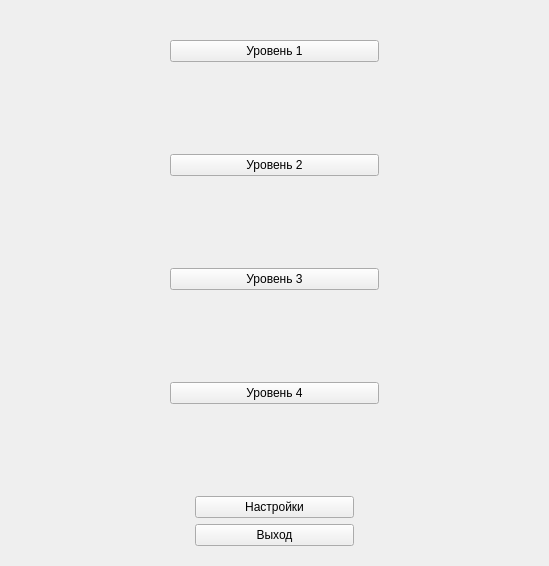
The window that graphics/dialoglevel.ui (Dlexeyn/qt-game) describes before a commit, drawn with Qt 5.
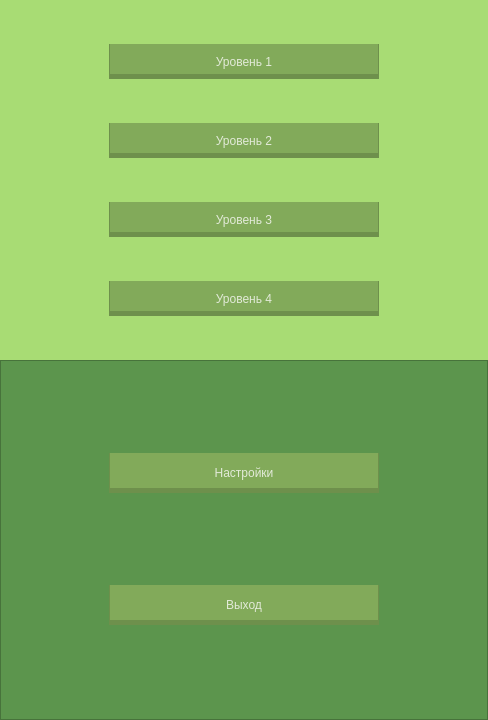
The same window after the commit. Icons and pictures are not drawn.

The edit to the form file:
```diff
--- a/graphics/dialoglevel.ui
+++ b/graphics/dialoglevel.ui
@@ -6,8 +6,8 @@
    <rect>
     <x>0</x>
     <y>0</y>
-    <width>549</width>
-    <height>566</height>
+    <width>488</width>
+    <height>720</height>
    </rect>
   </property>
   <property name="sizePolicy">
@@ -16,10 +16,37 @@
     <verstretch>0</verstretch>
    </sizepolicy>
   </property>
+  <property name="maximumSize">
+   <size>
+    <width>488</width>
+    <height>720</height>
+   </size>
+  </property>
+  <property name="baseSize">
+   <size>
+    <width>400</width>
+    <height>500</height>
+   </size>
+  </property>
   <property name="windowTitle">
    <string>Form</string>
   </property>
   <layout class="QGridLayout" name="gridLayout">
+   <property name="leftMargin">
+    <number>0</number>
+   </property>
+   <property name="topMargin">
+    <number>0</number>
+   </property>
+   <property name="rightMargin">
+    <number>0</number>
+   </property>
+   <property name="bottomMargin">
+    <number>0</number>
+   </property>
+   <property name="spacing">
+    <number>0</number>
+   </property>
    <item row="0" column="0">
     <widget class="QStackedWidget" name="stackedWidget">
      <property name="currentIndex">
@@ -27,325 +54,351 @@
      </property>
      <widget class="QWidget" name="MainPage">
       <layout class="QVBoxLayout" name="verticalLayout">
+       <property name="spacing">
+        <number>0</number>
+       </property>
+       <property name="leftMargin">
+        <number>0</number>
+       </property>
+       <property name="topMargin">
+        <number>0</number>
+       </property>
+       <property name="rightMargin">
+        <number>0</number>
+       </property>
+       <property name="bottomMargin">
+        <number>0</number>
+       </property>
        <item>
-        <widget class="QLabel" name="LogoLabel">
-         <property name="text">
-          <string/>
+        <widget class="QFrame" name="frame_3">
+         <property name="styleSheet">
+          <string notr="true">background-color: rgb(168, 220, 116);</string>
          </property>
-         <property name="scaledContents">
-          <bool>true</bool>
+         <property name="frameShape">
+          <enum>QFrame::NoFrame</enum>
          </property>
+         <property name="frameShadow">
+          <enum>QFrame::Raised</enum>
+         </property>
+         <layout class="QGridLayout" name="gridLayout_4">
+          <property name="leftMargin">
+           <number>10</number>
+          </property>
+          <property name="topMargin">
+           <number>0</number>
+          </property>
+          <property name="rightMargin">
+           <number>10</number>
+          </property>
+          <property name="bottomMargin">
+           <number>0</number>
+          </property>
+          <property name="spacing">
+           <number>0</number>
+          </property>
+          <item row="1" column="0">
+           <widget class="QPushButton" name="lvl2Button">
+            <property name="minimumSize">
+             <size>
+              <width>200</width>
+              <height>35</height>
+             </size>
+            </property>
+            <property name="maximumSize">
+             <size>
+              <width>270</width>
+              <height>35</height>
+             </size>
+            </property>
+            <property name="styleSheet">
+             <string notr="true">QPushButton {
+	background-color: rgb(130, 170, 90);
+	border :none;
+	padding-top: 5px;
+	color: rgb(226, 234, 216);
+	border-left: 1px solid rgb(110, 144, 76);
+	border-right: 1px solid rgb(110, 144, 76);
+	border-bottom: 5px solid rgb(110, 144, 76);
+}
+QPushButton:hover {
+	background-color : rgb(138, 181, 96);
+	border-left: 1px solid rgb(110, 144, 76);
+	border-right: 1px solid rgb(110, 144, 76);
+	border-bottom: 5px solid rgb(110, 144, 76);
+}
+QPushButton:pressed {
+	background-color : rgb(120, 157, 83);
+	border-left: 1px solid rgb(110, 144, 76);
+	border-right: 1px solid rgb(110, 144, 76);
+	border-bottom: 5px solid rgb(110, 144, 76);
+	padding-top: -5px;
+	border-bottom: none;
+}</string>
+            </property>
+            <property name="text">
+             <string>Уровень 2</string>
+            </property>
+           </widget>
+          </item>
+          <item row="3" column="0">
+           <widget class="QPushButton" name="lvl4Button">
+            <property name="minimumSize">
+             <size>
+              <width>200</width>
+              <height>35</height>
+             </size>
+            </property>
+            <property name="maximumSize">
+             <size>
+              <width>270</width>
+              <height>35</height>
+             </size>
+            </property>
+            <property name="styleSheet">
+             <string notr="true">QPushButton {
+	background-color: rgb(130, 170, 90);
+	border :none;
+	padding-top: 5px;
+	color: rgb(226, 234, 216);
+	border-left: 1px solid rgb(110, 144, 76);
+	border-right: 1px solid rgb(110, 144, 76);
+	border-bottom: 5px solid rgb(110, 144, 76);
+}
+QPushButton:hover {
+	background-color : rgb(138, 181, 96);
+	border-left: 1px solid rgb(110, 144, 76);
+	border-right: 1px solid rgb(110, 144, 76);
+	border-bottom: 5px solid rgb(110, 144, 76);
+}
+QPushButton:pressed {
+	background-color : rgb(120, 157, 83);
+	border-left: 1px solid rgb(110, 144, 76);
+	border-right: 1px solid rgb(110, 144, 76);
+	border-bottom: 5px solid rgb(110, 144, 76);
+	padding-top: -5px;
+	border-bottom: none;
+}</string>
+            </property>
+            <property name="text">
+             <string>Уровень 4</string>
+            </property>
+           </widget>
+          </item>
+          <item row="0" column="0">
+           <widget class="QPushButton" name="lvl1Button">
+            <property name="sizePolicy">
+             <sizepolicy hsizetype="Fixed" vsizetype="Fixed">
+              <horstretch>0</horstretch>
+              <verstretch>0</verstretch>
+             </sizepolicy>
+            </property>
+            <property name="minimumSize">
+             <size>
+              <width>200</width>
+              <height>35</height>
+             </size>
+            </property>
+            <property name="maximumSize">
+             <size>
+              <width>270</width>
+              <height>35</height>
+             </size>
+            </property>
+            <property name="styleSheet">
+             <string notr="true">QPushButton {
+	background-color: rgb(130, 170, 90);
+	border :none;
+	padding-top: 5px;
+	color: rgb(226, 234, 216);
+	border-left: 1px solid rgb(110, 144, 76);
+	border-right: 1px solid rgb(110, 144, 76);
+	border-bottom: 5px solid rgb(110, 144, 76);
+}
+QPushButton:hover {
+	background-color : rgb(138, 181, 96);
+	border-left: 1px solid rgb(110, 144, 76);
+	border-right: 1px solid rgb(110, 144, 76);
+	border-bottom: 5px solid rgb(110, 144, 76);
+}
+QPushButton:pressed {
+	background-color : rgb(120, 157, 83);
+	border-left: 1px solid rgb(110, 144, 76);
+	border-right: 1px solid rgb(110, 144, 76);
+	border-bottom: 5px solid rgb(110, 144, 76);
+	padding-top: -5px;
+	border-bottom: none;
+}</string>
+            </property>
+            <property name="text">
+             <string>Уровень 1</string>
+            </property>
+           </widget>
+          </item>
+          <item row="2" column="0">
+           <widget class="QPushButton" name="lvl3Button">
+            <property name="minimumSize">
+             <size>
+              <width>200</width>
+              <height>35</height>
+             </size>
+            </property>
+            <property name="maximumSize">
+             <size>
+              <width>270</width>
+              <height>35</height>
+             </size>
+            </property>
+            <property name="styleSheet">
+             <string notr="true">QPushButton {
+	background-color: rgb(130, 170, 90);
+	border :none;
+	padding-top: 5px;
+	color: rgb(226, 234, 216);
+	border-left: 1px solid rgb(110, 144, 76);
+	border-right: 1px solid rgb(110, 144, 76);
+	border-bottom: 5px solid rgb(110, 144, 76);
+}
+QPushButton:hover {
+	background-color : rgb(138, 181, 96);
+	border-left: 1px solid rgb(110, 144, 76);
+	border-right: 1px solid rgb(110, 144, 76);
+	border-bottom: 5px solid rgb(110, 144, 76);
+}
+QPushButton:pressed {
+	background-color : rgb(120, 157, 83);
+	border-left: 1px solid rgb(110, 144, 76);
+	border-right: 1px solid rgb(110, 144, 76);
+	border-bottom: 5px solid rgb(110, 144, 76);
+	padding-top: -5px;
+	border-bottom: none;
+}</string>
+            </property>
+            <property name="text">
+             <string>Уровень 3</string>
+            </property>
+           </widget>
+          </item>
+         </layout>
         </widget>
        </item>
        <item>
-        <layout class="QHBoxLayout" name="horizontalLayout_3">
-         <item>
-          <spacer name="horizontalSpacer_3">
-           <property name="orientation">
-            <enum>Qt::Horizontal</enum>
-           </property>
-           <property name="sizeType">
-            <enum>QSizePolicy::Fixed</enum>
-           </property>
-           <property name="sizeHint" stdset="0">
-            <size>
-             <width>150</width>
-             <height>20</height>
-            </size>
-           </property>
-          </spacer>
-         </item>
-         <item>
-          <widget class="QPushButton" name="lvl1Button">
-           <property name="text">
-            <string>Уровень 1</string>
-           </property>
-          </widget>
-         </item>
-         <item>
-          <spacer name="horizontalSpacer_4">
-           <property name="orientation">
-            <enum>Qt::Horizontal</enum>
-           </property>
-           <property name="sizeType">
-            <enum>QSizePolicy::Fixed</enum>
-           </property>
-           <property name="sizeHint" stdset="0">
-            <size>
-             <width>150</width>
-             <height>20</height>
-            </size>
-           </property>
-          </spacer>
-         </item>
-        </layout>
-       </item>
-       <item>
-        <spacer name="verticalSpacer">
-         <property name="orientation">
-          <enum>Qt::Vertical</enum>
+        <widget class="QFrame" name="frame_4">
+         <property name="styleSheet">
+          <string notr="true">background-color: rgb(92, 149, 77);</string>
          </property>
-         <property name="sizeHint" stdset="0">
-          <size>
-           <width>20</width>
-           <height>56</height>
-          </size>
+         <property name="frameShape">
+          <enum>QFrame::StyledPanel</enum>
          </property>
-        </spacer>
-       </item>
-       <item>
-        <layout class="QHBoxLayout" name="horizontalLayout_4">
-         <item>
-          <spacer name="horizontalSpacer_5">
-           <property name="orientation">
-            <enum>Qt::Horizontal</enum>
-           </property>
-           <property name="sizeType">
-            <enum>QSizePolicy::Fixed</enum>
-           </property>
-           <property name="sizeHint" stdset="0">
-            <size>
-             <width>150</width>
-             <height>20</height>
-            </size>
-           </property>
-          </spacer>
-         </item>
-         <item>
-          <widget class="QPushButton" name="lvl2Button">
-           <property name="text">
-            <string>Уровень 2</string>
-           </property>
-          </widget>
-         </item>
-         <item>
-          <spacer name="horizontalSpacer_6">
-           <property name="orientation">
-            <enum>Qt::Horizontal</enum>
-           </property>
-           <property name="sizeType">
-            <enum>QSizePolicy::Fixed</enum>
-           </property>
-           <property name="sizeHint" stdset="0">
-            <size>
-             <width>150</width>
-             <height>20</height>
-            </size>
-           </property>
-          </spacer>
-         </item>
-        </layout>
-       </item>
-       <item>
-        <spacer name="verticalSpacer_2">
-         <property name="orientation">
-          <enum>Qt::Vertical</enum>
+         <property name="frameShadow">
+          <enum>QFrame::Raised</enum>
          </property>
-         <property name="sizeHint" stdset="0">
-          <size>
-           <width>20</width>
-           <height>55</height>
-          </size>
-         </property>
-        </spacer>
-       </item>
-       <item>
-        <layout class="QHBoxLayout" name="horizontalLayout_5">
-         <item>
-          <spacer name="horizontalSpacer_7">
-           <property name="orientation">
-            <enum>Qt::Horizontal</enum>
-           </property>
-           <property name="sizeType">
-            <enum>QSizePolicy::Fixed</enum>
-           </property>
-           <property name="sizeHint" stdset="0">
-            <size>
-             <width>150</width>
-             <height>20</height>
-            </size>
-           </property>
-          </spacer>
-         </item>
-         <item>
-          <widget class="QPushButton" name="lvl3Button">
-           <property name="text">
-            <string>Уровень 3</string>
-           </property>
-          </widget>
-         </item>
-         <item>
-          <spacer name="horizontalSpacer_8">
-           <property name="orientation">
-            <enum>Qt::Horizontal</enum>
-           </property>
-           <property name="sizeType">
-            <enum>QSizePolicy::Fixed</enum>
-           </property>
-           <property name="sizeHint" stdset="0">
-            <size>
-             <width>150</width>
-             <height>20</height>
-            </size>
-           </property>
-          </spacer>
-         </item>
-        </layout>
-       </item>
-       <item>
-        <spacer name="verticalSpacer_3">
-         <property name="orientation">
-          <enum>Qt::Vertical</enum>
-         </property>
-         <property name="sizeHint" stdset="0">
-          <size>
-           <width>20</width>
-           <height>72</height>
-          </size>
-         </property>
-        </spacer>
-       </item>
-       <item>
-        <layout class="QHBoxLayout" name="horizontalLayout_6">
-         <item>
-          <spacer name="horizontalSpacer_9">
-           <property name="orientation">
-            <enum>Qt::Horizontal</enum>
-           </property>
-           <property name="sizeType">
-            <enum>QSizePolicy::Fixed</enum>
-           </property>
-           <property name="sizeHint" stdset="0">
-            <size>
-             <width>150</width>
-             <height>20</height>
-            </size>
-           </property>
-          </spacer>
-         </item>
-         <item>
-          <widget class="QPushButton" name="lvl4Button">
-           <property name="text">
-            <string>Уровень 4</string>
-           </property>
-          </widget>
-         </item>
-         <item>
-          <spacer name="horizontalSpacer_10">
-           <property name="orientation">
-            <enum>Qt::Horizontal</enum>
-           </property>
-           <property name="sizeType">
-            <enum>QSizePolicy::Fixed</enum>
-           </property>
-           <property name="sizeHint" stdset="0">
-            <size>
-             <width>150</width>
-             <height>20</height>
-            </size>
-           </property>
-          </spacer>
-         </item>
-        </layout>
-       </item>
-       <item>
-        <spacer name="verticalSpacer_4">
-         <property name="orientation">
-          <enum>Qt::Vertical</enum>
-         </property>
-         <property name="sizeHint" stdset="0">
-          <size>
-           <width>20</width>
-           <height>56</height>
-          </size>
-         </property>
-        </spacer>
-       </item>
-       <item>
-        <layout class="QHBoxLayout" name="horizontalLayout_7">
-         <item>
-          <spacer name="horizontalSpacer_11">
-           <property name="orientation">
-            <enum>Qt::Horizontal</enum>
-           </property>
-           <property name="sizeType">
-            <enum>QSizePolicy::Fixed</enum>
-           </property>
-           <property name="sizeHint" stdset="0">
-            <size>
-             <width>175</width>
-             <height>20</height>
-            </size>
-           </property>
-          </spacer>
-         </item>
-         <item>
-          <widget class="QPushButton" name="settingsButton">
-           <property name="text">
-            <string>Настройки</string>
-           </property>
-          </widget>
-         </item>
-         <item>
-          <spacer name="horizontalSpacer_12">
-           <property name="orientation">
-            <enum>Qt::Horizontal</enum>
-           </property>
-           <property name="sizeType">
-            <enum>QSizePolicy::Fixed</enum>
-           </property>
-           <property name="sizeHint" stdset="0">
-            <size>
-             <width>175</width>
-             <height>20</height>
-            </size>
-           </property>
-          </spacer>
-         </item>
-        </layout>
-       </item>
-       <item>
-        <layout class="QHBoxLayout" name="horizontalLayout_8">
-         <item>
-          <spacer name="horizontalSpacer_13">
-           <property name="orientation">
-            <enum>Qt::Horizontal</enum>
-           </property>
-           <property name="sizeType">
-            <enum>QSizePolicy::Minimum</enum>
-           </property>
-           <property name="sizeHint" stdset="0">
-            <size>
-             <width>175</width>
-             <height>18</height>
-            </size>
-           </property>
-          </spacer>
-         </item>
-         <item>
-          <widget class="QPushButton" name="exitButton">
-           <property name="text">
-            <string>Выход</string>
-           </property>
-          </widget>
-         </item>
-         <item>
-          <spacer name="horizontalSpacer_14">
-           <property name="orientation">
-            <enum>Qt::Horizontal</enum>
-           </property>
-           <property name="sizeType">
-            <enum>QSizePolicy::Fixed</enum>
-           </property>
-           <property name="sizeHint" stdset="0">
-            <size>
-             <width>175</width>
-             <height>20</height>
-            </size>
-           </property>
-          </spacer>
-         </item>
-        </layout>
+         <layout class="QGridLayout" name="gridLayout_5">
+          <property name="leftMargin">
+           <number>10</number>
+          </property>
+          <property name="topMargin">
+           <number>0</number>
+          </property>
+          <property name="rightMargin">
+           <number>10</number>
+          </property>
+          <property name="bottomMargin">
+           <number>0</number>
+          </property>
+          <property name="spacing">
+           <number>0</number>
+          </property>
+          <item row="0" column="0">
+           <widget class="QPushButton" name="settingsButton">
+            <property name="minimumSize">
+             <size>
+              <width>270</width>
+              <height>35</height>
+             </size>
+            </property>
+            <property name="maximumSize">
+             <size>
+              <width>270</width>
+              <height>40</height>
+             </size>
+            </property>
+            <property name="styleSheet">
+             <string notr="true">QPushButton {
+	
+	background-color: rgb(130, 170, 90);
+	border :none;
+	padding-top: 5px;
+	color: rgb(226, 234, 216);
+	border-left: 1px solid rgb(110, 144, 76);
+	border-right: 1px solid rgb(110, 144, 76);
+	border-bottom: 5px solid rgb(110, 144, 76);
+}
+QPushButton:hover {
+	background-color : rgb(138, 181, 96);
+	border-left: 1px solid rgb(110, 144, 76);
+	border-right: 1px solid rgb(110, 144, 76);
+	border-bottom: 5px solid rgb(110, 144, 76);
+}
+QPushButton:pressed {
+	background-color : rgb(120, 157, 83);
+	border-left: 1px solid rgb(110, 144, 76);
+	border-right: 1px solid rgb(110, 144, 76);
+	border-bottom: 5px solid rgb(110, 144, 76);
+	padding-top: -5px;
+	border-bottom: none;
+}</string>
+            </property>
+            <property name="text">
+             <string>Настройки</string>
+            </property>
+           </widget>
+          </item>
+          <item row="1" column="0">
+           <widget class="QPushButton" name="exitButton">
+            <property name="minimumSize">
+             <size>
+              <width>270</width>
+              <height>40</height>
+             </size>
+            </property>
+            <property name="maximumSize">
+             <size>
+              <width>270</width>
+              <height>40</height>
+             </size>
+            </property>
+            <property name="styleSheet">
+             <string notr="true">QPushButton {
+	background-color: rgb(130, 170, 90);
+	border :none;
+	padding-top: 5px;
+	color: rgb(226, 234, 216);
+	border-left: 1px solid rgb(110, 144, 76);
+	border-right: 1px solid rgb(110, 144, 76);
+	border-bottom: 5px solid rgb(110, 144, 76);
+}
+QPushButton:hover {
+	background-color : rgb(138, 181, 96);
+	border-left: 1px solid rgb(110, 144, 76);
+	border-right: 1px solid rgb(110, 144, 76);
+	border-bottom: 5px solid rgb(110, 144, 76);
+}
+QPushButton:pressed {
+	background-color : rgb(120, 157, 83);
+	border-left: 1px solid rgb(110, 144, 76);
+	border-right: 1px solid rgb(110, 144, 76);
+	border-bottom: 5px solid rgb(110, 144, 76);
+	padding-top: -5px;
+	border-bottom: none;
+}</string>
+            </property>
+            <property name="text">
+             <string>Выход</string>
+            </property>
+           </widget>
+          </item>
+         </layout>
+        </widget>
        </item>
       </layout>
      </widget>
```
Left out of the diff: 366 changed lines with no effect on the pictures.
